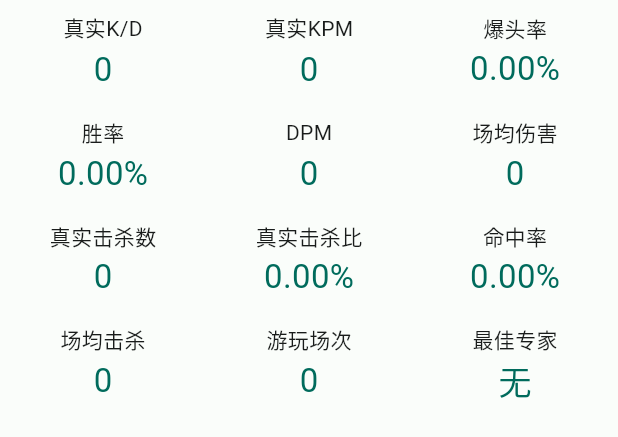
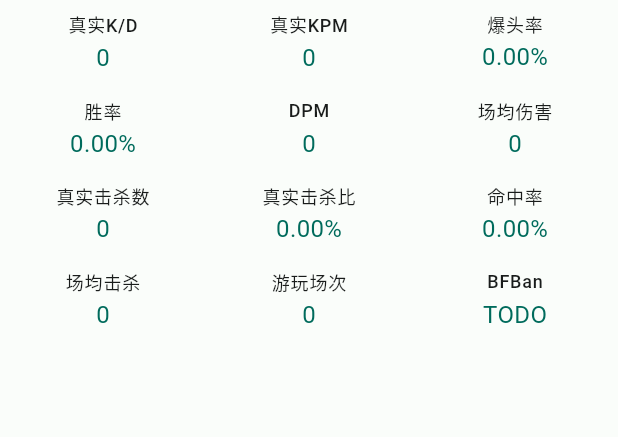
Before and after one commit to dzxrly/BF2042State2.0, a Flutter app: the KeyInfoView widget shown alone on an empty page, opened directly, on a phone screen of 412 x 824 dp. Shown: the top 437 px of the screen. Run offline on Flutter 3.47's test engine with Material 2 defaults, Android fonts, the phone set to English and light mode, and no system bars; our stand-ins replace flutter_spinkit, flutter_svg, font_awesome_flutter, shared_preferences; accounts and stored records are empty; network calls fail; Roboto replaces fonts that are missing (HarmonyOS_Sans_SC).

Commit message:
:lipstick: UI布局修改

```diff
--- a/lib/components/key_info_view.dart
+++ b/lib/components/key_info_view.dart
@@ -11,7 +11,6 @@ class KeyInfoView extends StatelessWidget {
   Widget build(BuildContext context) {
     return Consumer<PlayerInfoModel>(builder: (context, playerInfo, child) {
       return SingleChildScrollView(
-        child: Container(
         child: Column(
           mainAxisAlignment: MainAxisAlignment.start,
           crossAxisAlignment: CrossAxisAlignment.center,
@@ -23,8 +22,7 @@ class KeyInfoView extends StatelessWidget {
                 children: [
                   KeyInfoWidget(
                     keyName: '真实K/D',
-                      showValue:
-                          playerInfo.playerInfo?.infantryKillDeath ?? 0.0,
+                    showValue: playerInfo.playerInfo?.infantryKillDeath ?? 0.0,
                     fractionDigits: 2,
                   ),
                   KeyInfoWidget(
@@ -103,17 +101,15 @@ class KeyInfoView extends StatelessWidget {
                   KeyInfoWidget(
                     keyName: '游玩场次',
                     showValue:
-                          playerInfo.playerInfo?.matchesPlayed?.toDouble() ??
-                              0.0,
+                        playerInfo.playerInfo?.matchesPlayed?.toDouble() ?? 0.0,
                     fractionDigits: 0,
                   ),
                   KeyInfoWidget(
-                      keyName: '最佳专家',
-                      showValueString: playerInfo.playerInfo?.bestClass ?? '无',
+                    keyName: 'BFBan',
+                    showValueString: 'TODO',
                   ),
                 ]),
           ],
-          ),
         ),
       );
     });
@@ -125,7 +121,7 @@ class KeyInfoWidget extends StatelessWidget {
   final double? showValue;
   final String? showValueString;
   final int? fractionDigits;
-  NumberFormat numberFormat = NumberFormat.decimalPattern('en_us');
+  final NumberFormat numberFormat = NumberFormat.decimalPattern('en_us');
 
   KeyInfoWidget(
       {required this.keyName,
@@ -146,7 +142,7 @@ class KeyInfoWidget extends StatelessWidget {
           children: [
             Text(
               keyName,
-              style: Theme.of(context).textTheme.bodyMedium,
+              style: Theme.of(context).textTheme.labelMedium,
             ),
             const Padding(padding: EdgeInsets.only(top: 2)),
             FittedBox(
@@ -157,9 +153,8 @@ class KeyInfoWidget extends StatelessWidget {
                         showValue!.toStringAsFixed(fractionDigits ?? 2)))
                     : showValueString ?? '未知',
                 style: TextStyle(
-                  fontWeight:
-                      Theme.of(context).textTheme.titleLarge?.fontWeight,
-                  fontSize: Theme.of(context).textTheme.titleLarge?.fontSize,
+                  fontWeight: Theme.of(context).textTheme.bodyLarge?.fontWeight,
+                  fontSize: Theme.of(context).textTheme.bodyLarge?.fontSize,
                   color: Theme.of(context).colorScheme.primary,
                 ),
               ),
```
Also changed, not shown: lib/screen/player_info_screen.dart (+5 -6 lines), lib/components/overview_list.dart (added). Lines whose indentation alone changed are shown as unchanged.
